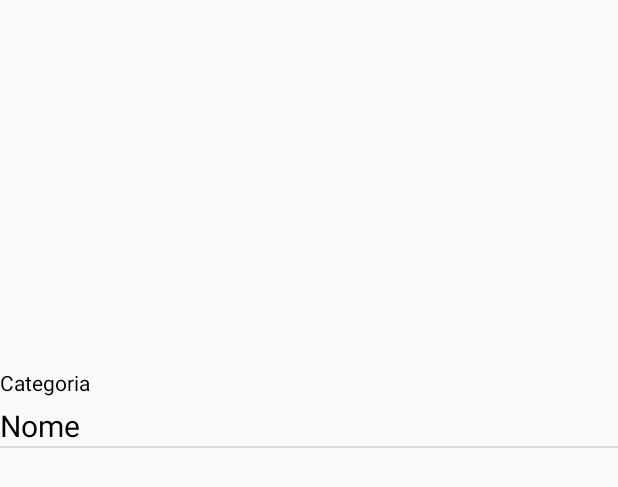
After one commit to geanbrandao/ReceitasApp, an Android app: the layout adapter_receitas.xml on its own in the app's theme, with its tools: preview values and no code run, on a phone screen of 412 x 824 dp. The commit adds this screen. Shown: the top 487 px of the screen. Run offline under Robolectric (Android 15) with nearby library versions, the phone set to English and light mode, and no system bars.

Commit message:
Tela recyclerview criada; Adapter criado.

```diff
--- a/app/build.gradle
+++ b/app/build.gradle
@@ -33,4 +33,5 @@ dependencies {
     testImplementation 'junit:junit:4.12'
     androidTestImplementation 'com.android.support.test:runner:1.0.2'
     androidTestImplementation 'com.android.support.test.espresso:espresso-core:3.0.2'
+    implementation 'com.android.support:recyclerview-v7:28.0.0'
 }
--- a/app/src/main/AndroidManifest.xml
+++ b/app/src/main/AndroidManifest.xml
@@ -9,6 +9,7 @@
         android:roundIcon="@mipmap/ic_launcher_round"
         android:supportsRtl="true"
         android:theme="@style/AppTheme">
+        <activity android:name=".ListaReceitas"></activity>
         <activity android:name=".MainActivity">
             <intent-filter>
                 <action android:name="android.intent.action.MAIN" />
--- /dev/null
+++ b/app/src/main/res/layout/adapter_receitas.xml
@@ -0,0 +1,34 @@
+<?xml version="1.0" encoding="utf-8"?>
+<LinearLayout xmlns:android="http://schemas.android.com/apk/res/android"
+    xmlns:app="http://schemas.android.com/apk/res-auto"
+    android:layout_width="match_parent"
+    android:layout_height="wrap_content"
+    android:orientation="vertical">
+
+    <ImageView
+        android:id="@+id/imageView2"
+        android:layout_width="match_parent"
+        android:layout_height="240dp"
+        android:scaleType="fitCenter"
+        android:contentDescription="@string/s_descricao_img_adapter_receita"
+        app:srcCompat="@android:color/transparent" />
+
+    <TextView
+        android:id="@+id/tv_categoria"
+        android:layout_width="match_parent"
+        android:layout_height="wrap_content"
+        android:layout_marginTop="5dp"
+        android:layout_marginBottom="5dp"
+        android:text="@string/s_lista_receitas_categoria"
+        android:textColor="@color/colorBlack" />
+
+    <TextView
+        android:id="@+id/tv_nome_receita"
+        android:layout_width="match_parent"
+        android:layout_height="wrap_content"
+        android:text="@string/s_lista_receita_nome"
+        android:textSize="20sp"
+        android:textColor="@color/colorBlack"/>
+
+    <include layout="@layout/divisor" />
+</LinearLayout>
--- /dev/null
+++ b/app/src/main/res/layout/divisor.xml
@@ -0,0 +1,7 @@
+<?xml version="1.0" encoding="utf-8"?>
+
+    <ImageView
+    xmlns:android="http://schemas.android.com/apk/res/android"
+    android:layout_width="match_parent"
+    android:layout_height="1dp"
+    android:background="?android:attr/listDivider" />
--- a/app/src/main/res/values/colors.xml
+++ b/app/src/main/res/values/colors.xml
@@ -3,4 +3,6 @@
     <color name="colorPrimary">#008577</color>
     <color name="colorPrimaryDark">#00574B</color>
     <color name="colorAccent">#D81B60</color>
+
+    <color name="colorBlack">#000000</color>
 </resources>
--- a/app/src/main/res/values/strings.xml
+++ b/app/src/main/res/values/strings.xml
@@ -3,4 +3,8 @@
 
     <string name="s_descricao_img_fundo_login">Imagem de uma pizza usada como fundo da tela</string>
     <string name="s_requestIdTokenGoogle">359831614848-39crbsfo5kuj40nn5eh2oifsotu5nrat.apps.googleusercontent.com</string>
+    <string name="s_lista_receitas_categoria">Categoria</string>
+    <string name="s_lista_receita_nome">Nome</string>
+    <string name="s_descricao_img_adapter_receita">Foto da receita</string>
+
 </resources>
```
Also changed, not shown: app/src/main/java/Receitas.java (added, +71 -0 lines), app/src/main/java/com/geanbrandao/gean/reiceitasapp/ListaReceitas.java (added, +13 -0 lines), app/src/main/java/com/geanbrandao/gean/reiceitasapp/MainActivity.java (+11 -3 lines), app/src/main/res/drawable-anydpi/ic_action_buscar.xml (added, +10 -0 lines), app/src/main/res/layout/activity_lista_receitas.xml (added, +46 -0 lines), app/src/main/res/drawable-hdpi/ic_action_buscar.png (added), app/src/main/res/drawable-mdpi/ic_action_buscar.png (added), app/src/main/res/drawable-xhdpi/ic_action_buscar.png (added), app/src/main/res/drawable-xxhdpi/ic_action_buscar.png (added).
